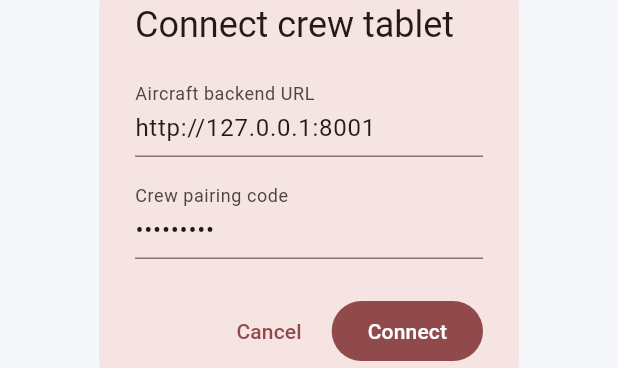
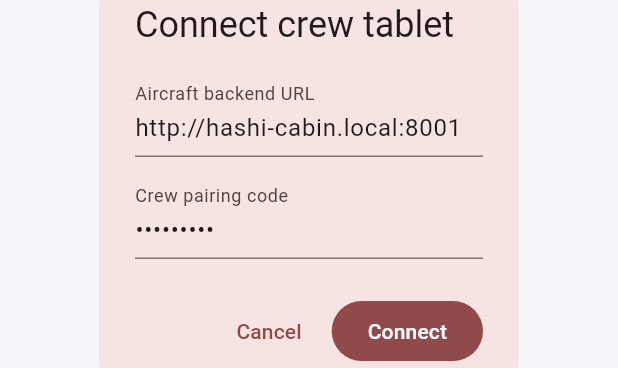
Before and after one commit to AdvityaDua/JapanHack, a Flutter app: the ConnectDialog widget shown alone on an empty page, opened directly, on a phone screen of 412 x 824 dp. Shown: the part 434-802 px from the top of the screen. Run offline on Flutter 3.47's test engine with Material 3 defaults, Android fonts, the phone set to English and light mode, and no system bars; network calls fail; Roboto replaces fonts that are missing (Arial).

Commit message:
Configure local hashi cabin domain

```diff
--- a/crew_flutter/lib/main.dart
+++ b/crew_flutter/lib/main.dart
@@ -9,6 +9,10 @@ const navy = Color(0xFF12213D);
 const red = Color(0xFFE5103A);
 const background = Color(0xFFF5F7FA);
 const border = Color(0xFFE3E8EF);
+const defaultCrewBackendUrl = String.fromEnvironment(
+  'CREW_BACKEND_URL',
+  defaultValue: 'http://hashi-cabin.local:8001',
+);
 
 void main() => runApp(const HushitCrewApp());
 
@@ -35,7 +39,7 @@ class CrewDashboard extends StatefulWidget {
 }
 
 class _CrewDashboardState extends State<CrewDashboard> {
-  CrewApi api = CrewApi('http://127.0.0.1:8001');
+  CrewApi api = CrewApi(defaultCrewBackendUrl);
   List<CrewRequest> requests = [];
   List<CrewSeat> seats = [];
   String filter = 'All';
@@ -53,7 +57,7 @@ class _CrewDashboardState extends State<CrewDashboard> {
     WidgetsBinding.instance.addPostFrameCallback(
       // Use IPv4 loopback explicitly; Chrome may resolve localhost to ::1
       // while the local Uvicorn process is listening on IPv4 only.
-      (_) => _connectToBackend('http://127.0.0.1:8001', 'CREW-DEMO'),
+      (_) => _connectToBackend(defaultCrewBackendUrl, 'CREW-DEMO'),
     );
   }
 
@@ -1512,7 +1516,7 @@ class ConnectDialog extends StatefulWidget {
 }
 
 class _ConnectDialogState extends State<ConnectDialog> {
-  final url = TextEditingController(text: 'http://127.0.0.1:8001');
+  final url = TextEditingController(text: defaultCrewBackendUrl);
   final code = TextEditingController(text: 'CREW-DEMO');
   @override
   void dispose() {
```
Also changed, not shown: 4 other files.
